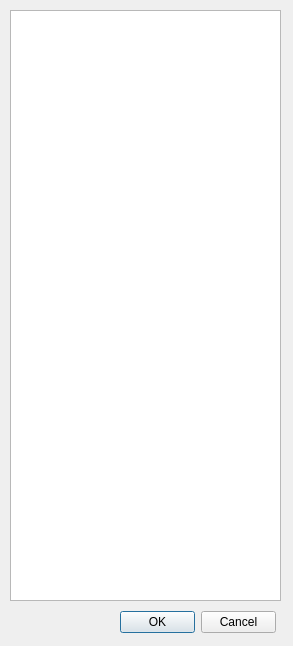
Above: htmlgendialog.ui from EtoDrowsy/CS499 before the change. Below: the same form after it.
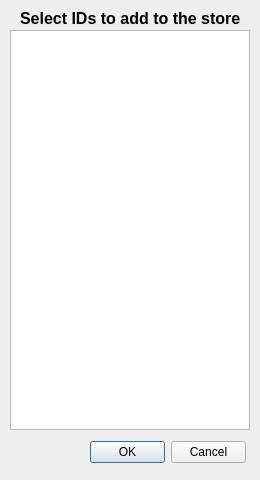
That is the form after the change.

Patch:
```diff
--- a/htmlgendialog.ui
+++ b/htmlgendialog.ui
@@ -6,8 +6,8 @@
    <rect>
     <x>0</x>
     <y>0</y>
-    <width>293</width>
-    <height>646</height>
+    <width>260</width>
+    <height>480</height>
    </rect>
   </property>
   <property name="windowTitle">
@@ -17,17 +17,22 @@
    <property name="geometry">
     <rect>
      <x>10</x>
-     <y>10</y>
-     <width>271</width>
-     <height>591</height>
+     <y>30</y>
+     <width>240</width>
+     <height>400</height>
     </rect>
    </property>
+   <property name="font">
+    <font>
+     <pointsize>12</pointsize>
+    </font>
+   </property>
   </widget>
   <widget class="QDialogButtonBox" name="buttonBox">
    <property name="geometry">
     <rect>
-     <x>120</x>
-     <y>610</y>
+     <x>90</x>
+     <y>440</y>
      <width>156</width>
      <height>24</height>
     </rect>
@@ -36,6 +41,25 @@
     <set>QDialogButtonBox::StandardButton::Cancel|QDialogButtonBox::StandardButton::Ok</set>
    </property>
   </widget>
+  <widget class="QLabel" name="label">
+   <property name="geometry">
+    <rect>
+     <x>20</x>
+     <y>10</y>
+     <width>221</width>
+     <height>16</height>
+    </rect>
+   </property>
+   <property name="font">
+    <font>
+     <pointsize>12</pointsize>
+     <bold>true</bold>
+    </font>
+   </property>
+   <property name="text">
+    <string>Select IDs to add to the store</string>
+   </property>
+  </widget>
  </widget>
  <resources/>
  <connections/>
```
